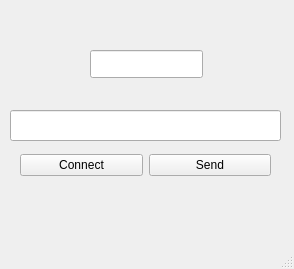
The window that kjkserial.ui (kjk0122/kjkQtSerial) describes before a commit, drawn with Qt 5.
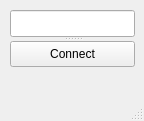
The same window after the commit.

The edit to the form file:
```diff
--- a/kjkserial.ui
+++ b/kjkserial.ui
@@ -6,8 +6,8 @@
    <rect>
     <x>0</x>
     <y>0</y>
-    <width>294</width>
-    <height>269</height>
+    <width>144</width>
+    <height>121</height>
    </rect>
   </property>
   <property name="windowTitle">
@@ -17,51 +17,24 @@
    <bool>false</bool>
   </property>
   <widget class="QWidget" name="centralwidget">
-   <widget class="QLineEdit" name="messageEdit">
+   <widget class="QSplitter" name="splitter">
     <property name="geometry">
      <rect>
       <x>10</x>
-      <y>110</y>
-      <width>271</width>
-      <height>31</height>
+      <y>10</y>
+      <width>125</width>
+      <height>57</height>
      </rect>
     </property>
-   </widget>
-   <widget class="QLineEdit" name="numberGet">
-    <property name="geometry">
-     <rect>
-      <x>90</x>
-      <y>50</y>
-      <width>113</width>
-      <height>28</height>
-     </rect>
+    <property name="orientation">
+     <enum>Qt::Vertical</enum>
     </property>
-   </widget>
-   <widget class="QWidget" name="">
-    <property name="geometry">
-     <rect>
-      <x>20</x>
-      <y>150</y>
-      <width>251</width>
-      <height>31</height>
-     </rect>
-    </property>
-    <layout class="QHBoxLayout" name="horizontalLayout">
-     <item>
-      <widget class="QPushButton" name="connectButton">
-       <property name="text">
-        <string>Connect</string>
-       </property>
-      </widget>
-     </item>
-     <item>
-      <widget class="QPushButton" name="sendButton">
-       <property name="text">
-        <string>Send</string>
-       </property>
-      </widget>
-     </item>
-    </layout>
+    <widget class="QLineEdit" name="numberGet"/>
+    <widget class="QPushButton" name="connectButton">
+     <property name="text">
+      <string>Connect</string>
+     </property>
+    </widget>
    </widget>
   </widget>
   <widget class="QStatusBar" name="statusbar"/>
```
Left out of the diff: 2 changed lines with no effect on the pictures.
